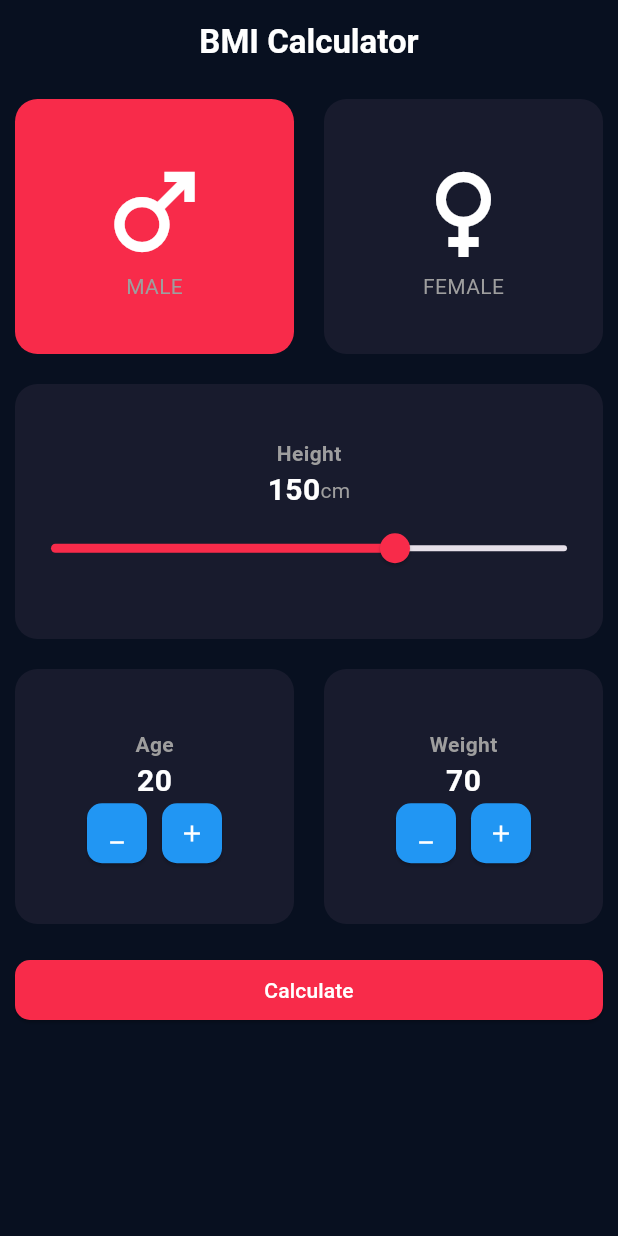
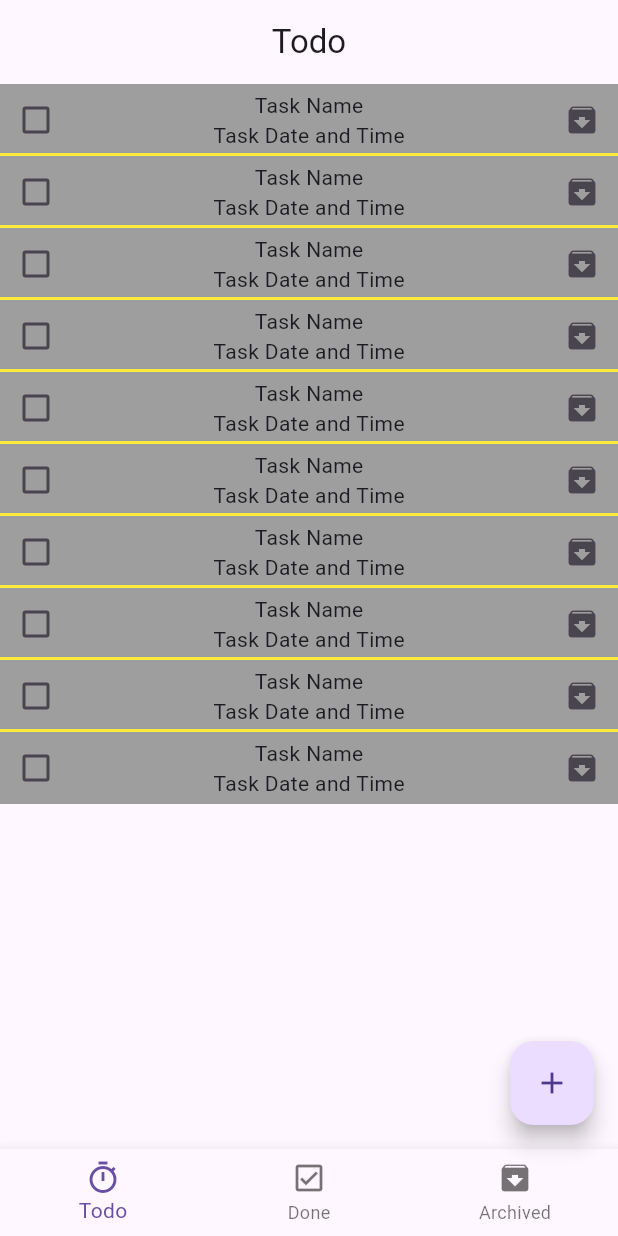
Before and after one commit to J3Unknown/msp-flutter, a Flutter app: the screen it shows after launch, on a phone screen of 412 x 824 dp. Run offline on Flutter 3.47's test engine with Material 3 defaults, Android fonts, the phone set to English and light mode, and no system bars.

Commit message:
first part of todo App

```diff
--- /dev/null
+++ b/lib/layout/todo_layout/todo_layout_screen.dart
@@ -0,0 +1,126 @@
+import 'package:flutter/material.dart';
+import 'package:msp_project/modules/todo_app/todo_archived_screen.dart';
+import 'package:msp_project/modules/todo_app/todo_done_screen.dart';
+import 'package:msp_project/modules/todo_app/todo_screen.dart';
+
+class TodoLayoutScreen extends StatefulWidget {
+  TodoLayoutScreen({super.key});
+
+  @override
+  State<TodoLayoutScreen> createState() => _TodoLayoutScreenState();
+}
+
+class _TodoLayoutScreenState extends State<TodoLayoutScreen> {
+  int currentIndex = 0;
+  final GlobalKey<ScaffoldState> _scaffoldKey = GlobalKey<ScaffoldState>();
+  List<String> titles = [
+    'Todo',
+    'Done',
+    'Archived'
+  ];
+  List<Widget> screens = [
+    TodoScreen(),
+    TodoDoneScreen(),
+    TodoArchivedScreen()
+  ];
+
+  final TextEditingController _TaskTitleController = TextEditingController();
+  final TextEditingController _TaskDateController = TextEditingController();
+  final TextEditingController _TaskTimeController = TextEditingController();
+
+  @override
+  Widget build(BuildContext context) {
+    return Scaffold(
+      key: _scaffoldKey,
+      appBar: AppBar(
+        title: Text(titles[currentIndex]),
+        centerTitle: true,
+      ),
+      body: screens[currentIndex],
+      bottomNavigationBar: BottomNavigationBar(
+        currentIndex: currentIndex,
+        items: [
+          BottomNavigationBarItem(icon: Icon(Icons.timer_sharp,), label: 'Todo'),
+          BottomNavigationBarItem(icon: Icon(Icons.check_box_outlined), label: 'Done'),
+          BottomNavigationBarItem(icon: Icon(Icons.archive), label: 'Archived'),
+        ],
+        onTap: (newValue){
+          setState(() {
+            currentIndex = newValue;
+          });
+        },
+      ),
+      floatingActionButton: FloatingActionButton(
+        child: Icon(Icons.add),
+        onPressed: (){
+          _scaffoldKey.currentState!.showBottomSheet(
+            (context) => _bottomSheetBuilder(),
+          );
+        }
+      ),
+    );
+  }
+
+  Widget _bottomSheetBuilder(){
+    return Container(
+      padding: EdgeInsets.all(20),
+      height: 300,
+      child: Form(
+        child: Column(
+          children: [
+            TextFormField(
+              controller: _TaskTitleController,
+              decoration: InputDecoration(
+                label: Text('Task Title'),
+                enabledBorder: OutlineInputBorder(
+                  borderRadius: BorderRadius.circular(10)
+                ),
+                focusedBorder: OutlineInputBorder(
+                    borderRadius: BorderRadius.circular(10)
+                ),
+                prefixIcon: Icon(Icons.text_format),
+              ),
+              keyboardType: TextInputType.text,
+            ),
+            SizedBox(height: 20,),
+            TextFormField(
+              controller: _TaskDateController,
+              decoration: InputDecoration(
+                label: Text('Task Date'),
+                enabledBorder: OutlineInputBorder(
+                    borderRadius: BorderRadius.circular(10)
+                ),
+                focusedBorder: OutlineInputBorder(
+                    borderRadius: BorderRadius.circular(10)
+                ),
+                prefixIcon: Icon(Icons.date_range),
+              ),
+              keyboardType: TextInputType.datetime,
+              onTap: () async {
+                _TaskDateController.text = await showDatePicker(context: context, firstDate: DateTime.now(), lastDate: DateTime(2027)).toString();
+              },
+            ),
+            SizedBox(height: 20,),
+            TextFormField(
+              controller: _TaskTimeController,
+              decoration: InputDecoration(
+                label: Text('Task Time'),
+                enabledBorder: OutlineInputBorder(
+                  borderRadius: BorderRadius.circular(10)
+                ),
+                focusedBorder: OutlineInputBorder(
+                  borderRadius: BorderRadius.circular(10)
+                ),
+                prefixIcon: Icon(Icons.timer),
+              ),
+              keyboardType: TextInputType.datetime,
+              onTap: () async{
+                _TaskTimeController.text = await showTimePicker(context: context, initialTime: TimeOfDay.now()).toString();
+              },
+            ),
+          ],
+        ),
+      ),
+    );
+  }
+}
--- a/lib/main.dart
+++ b/lib/main.dart
@@ -1,7 +1,7 @@
 import 'package:flutter/material.dart';
-import 'package:msp_project/bmi_calculator/bmi_calculator_screen.dart';
-import 'package:msp_project/bmi_calculator/bmi_result_screen.dart';
-import 'package:msp_project/counter_app/counter_app_screen.dart';
+import 'package:msp_project/layout/todo_layout/todo_layout_screen.dart';
+import 'package:msp_project/modules/bmi_calculator/bmi_calculator_screen.dart';
+import 'package:msp_project/modules/todo_app/todo_screen.dart';
 
 void main() {
   runApp(const MyApp());
@@ -10,11 +10,12 @@ void main() {
 class MyApp extends StatelessWidget {
   const MyApp({super.key});
 
-  // This widget is the root of your application.
+  // This widget is the root of your application.S
   @override
   Widget build(BuildContext context) {
     return MaterialApp(
-      home: BmiCalculatorScreen(),
+      debugShowCheckedModeBanner: false,
+      home: TodoLayoutScreen() ,
     );
   }
 }
--- a/lib/bmi_calculator/bmi_calculator_screen.dart
+++ b/lib/modules/bmi_calculator/bmi_calculator_screen.dart
@@ -1,7 +1,7 @@
 import 'dart:math';
 
 import 'package:flutter/material.dart';
-import 'package:msp_project/bmi_calculator/bmi_result_screen.dart';
+import 'package:msp_project/modules/bmi_calculator/bmi_result_screen.dart';
 
 class BmiCalculatorScreen extends StatefulWidget {
   const BmiCalculatorScreen({super.key});
--- /dev/null
+++ b/lib/modules/todo_app/todo_screen.dart
@@ -0,0 +1,35 @@
+import 'package:flutter/material.dart';
+
+class TodoScreen extends StatelessWidget {
+  const TodoScreen({super.key});
+
+  @override
+  Widget build(BuildContext context) {
+    return ListView.separated(
+        itemBuilder: (context,index) => _taskBuilder(),
+        separatorBuilder: (context, index) => Divider(height: 0, color: Colors.yellow, thickness: 2,),
+        itemCount: 10
+    );
+  }
+
+  Widget _taskBuilder(){
+    return  Container(
+      color: Colors.grey,
+      child: Row(
+        children: [
+          Checkbox(value: false, onChanged: (newValue){}),
+          Expanded(
+            child: Column(
+              mainAxisSize: MainAxisSize.min,
+              children: [
+                Text('Task Name'),
+                Text('Task Date and Time'),
+              ],
+            ),
+          ),
+          IconButton(onPressed: (){}, icon: Icon(Icons.archive))
+        ],
+      ),
+    );
+  }
+}
```
Also changed, not shown: lib/modules/todo_app/todo_archived_screen.dart (added, +35 -0 lines), lib/modules/todo_app/todo_done_screen.dart (added, +35 -0 lines), lib/modules/bmi_calculator/bmi_result_screen.dart (renamed from lib/bmi_calculator/bmi_result_screen.dart), lib/modules/counter_app/counter_app_screen.dart (renamed from lib/counter_app/counter_app_screen.dart).
